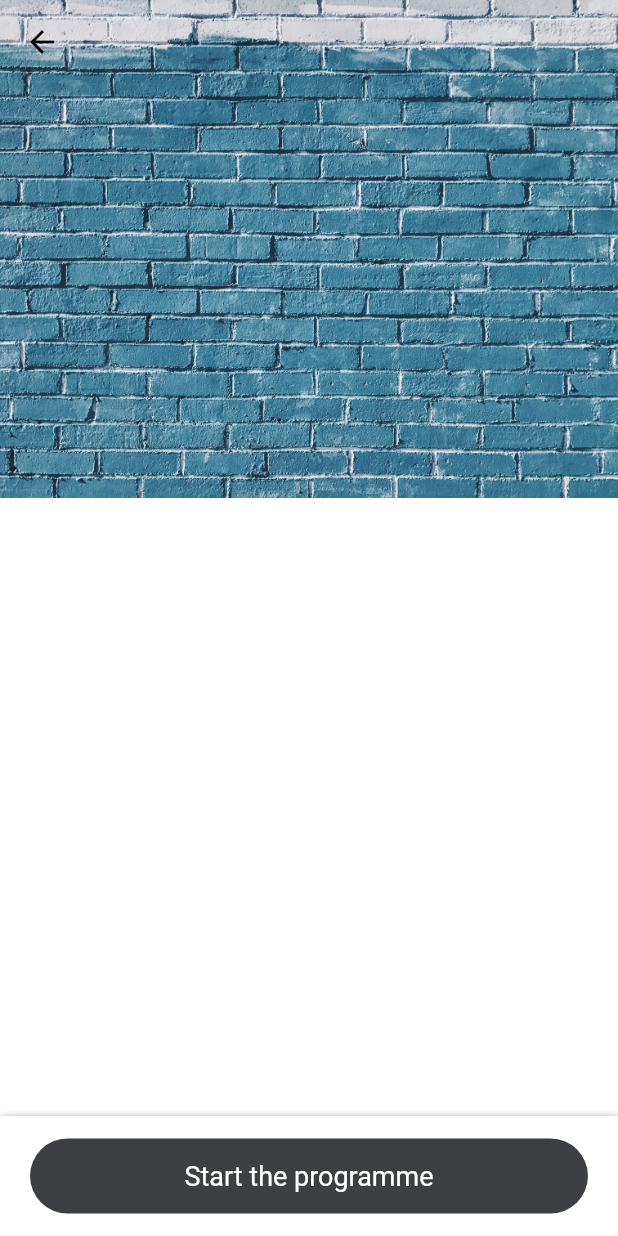
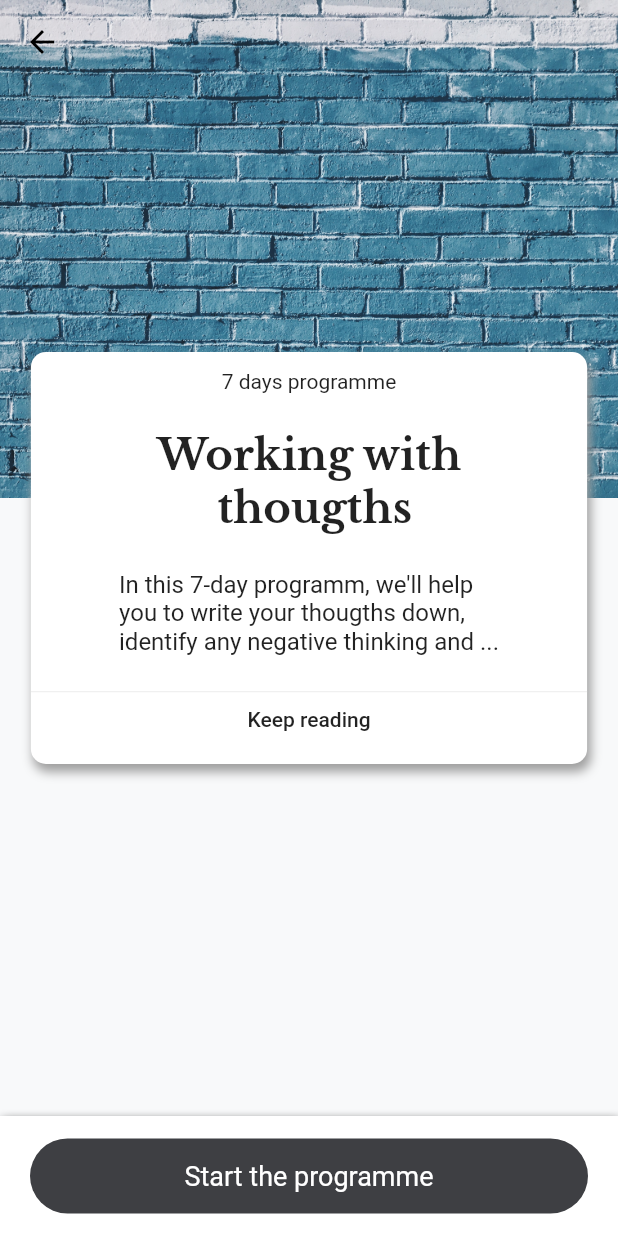
Before and after one commit to mt-tadayon/evermind_exercise, a Flutter app: the screen it shows after launch, after a tap on "7 days programme", on a phone screen of 412 x 824 dp. Run offline on Flutter 3.47's test engine with Material 2 defaults, Android fonts, the phone set to English and light mode, and no system bars; our stand-ins replace google_fonts.

Commit message:
Create the program card with all text

```diff
--- a/lib/screen/program_screen.dart
+++ b/lib/screen/program_screen.dart
@@ -1,4 +1,5 @@
 import 'package:flutter/material.dart';
+import 'package:google_fonts/google_fonts.dart';
 
 class ProgramScreen extends StatelessWidget {
   final String cardDuration;
@@ -15,8 +16,9 @@ class ProgramScreen extends StatelessWidget {
           Container(
             height: MediaQuery.of(context).size.height / 2,
             decoration: BoxDecoration(
-                image: DecorationImage(
-                    image: AssetImage(backgroundCardImage), fit: BoxFit.cover)),
+              image: DecorationImage(
+                  image: AssetImage(backgroundCardImage), fit: BoxFit.cover),
+            ),
           ),
           Positioned(
             child: AppBar(
@@ -32,9 +34,69 @@ class ProgramScreen extends StatelessWidget {
             alignment: Alignment.bottomCenter,
             child: Container(
               height: MediaQuery.of(context).size.height / 2,
-              color: const Color(0xFFFFFFFF),
+              color: const Color(0xFFF8F9FA),
             ),
           ),
+          Align(
+            alignment: Alignment.center,
+            child: Container(
+              height: MediaQuery.of(context).size.height / 3,
+              width: MediaQuery.of(context).size.width * 0.9,
+              decoration: BoxDecoration(
+                boxShadow: [
+                  BoxShadow(
+                      color: Colors.grey,
+                      offset: Offset(2, 5),
+                      blurRadius: 5.0),
+                ],
+                borderRadius: BorderRadius.all(
+                  Radius.circular(10.0),
+                ),
+                color: const Color(0xFFFFFFFF),
+              ),
+              child: Column(
+                mainAxisAlignment: MainAxisAlignment.spaceAround,
+                crossAxisAlignment: CrossAxisAlignment.stretch,
+                children: [
+                  Text(
+                    cardDuration,
+                    textAlign: TextAlign.center,
+                  ),
+                  Text(
+                    cardTitle,
+                    textAlign: TextAlign.center,
+                    style: GoogleFonts.libreBaskerville(
+                        fontWeight: FontWeight.w700, fontSize: 28.0),
+                  ),
+                  Center(
+                    child: Text(
+                      'In this 7-day programm, we\'ll help \n'
+                      'you to write your thougths down, \n'
+                      'identify any negative thinking and ...',
+                      textAlign: TextAlign.left,
+                      style: TextStyle(fontSize: 16.0),
+                    ),
+                  ),
+                  Container(
+                    padding: EdgeInsets.symmetric(vertical: 10.0),
+                    decoration: BoxDecoration(
+                      border: Border(
+                        top: BorderSide(
+                          color: const Color(0xFFE5E5E5),
+                          width: 0.5,
+                        ),
+                      ),
+                    ),
+                    child: Text(
+                      'Keep reading',
+                      textAlign: TextAlign.center,
+                      style: TextStyle(fontWeight: FontWeight.w500),
+                    ),
+                  )
+                ],
+              ),
+            ),
+          )
         ],
       ),
       bottomNavigationBar: Container(
@@ -57,8 +119,7 @@ class ProgramScreen extends StatelessWidget {
             child: Center(
               child: Text(
                 'Start the programme',
-                style:
-                    TextStyle(color: const Color(0xFFFFFFFF), fontSize: 18),
+                style: TextStyle(color: const Color(0xFFFFFFFF), fontSize: 18),
               ),
             ),
           ),
--- a/lib/screen/widgets/program_card.dart
+++ b/lib/screen/widgets/program_card.dart
@@ -39,7 +39,9 @@ class ProgramCard extends StatelessWidget {
                     topRight: Radius.circular(5.0),
                   ),
                   image: DecorationImage(
-                      image: AssetImage(this.cardImagePath), fit: BoxFit.cover),
+                    image: AssetImage(this.cardImagePath),
+                    fit: BoxFit.cover,
+                  ),
                 ),
               ),
               Padding(
@@ -56,7 +58,7 @@ class ProgramCard extends StatelessWidget {
                     fontWeight: FontWeight.w700,
                   ),
                 ),
-              )
+              ),
             ],
           ),
         ),
```
